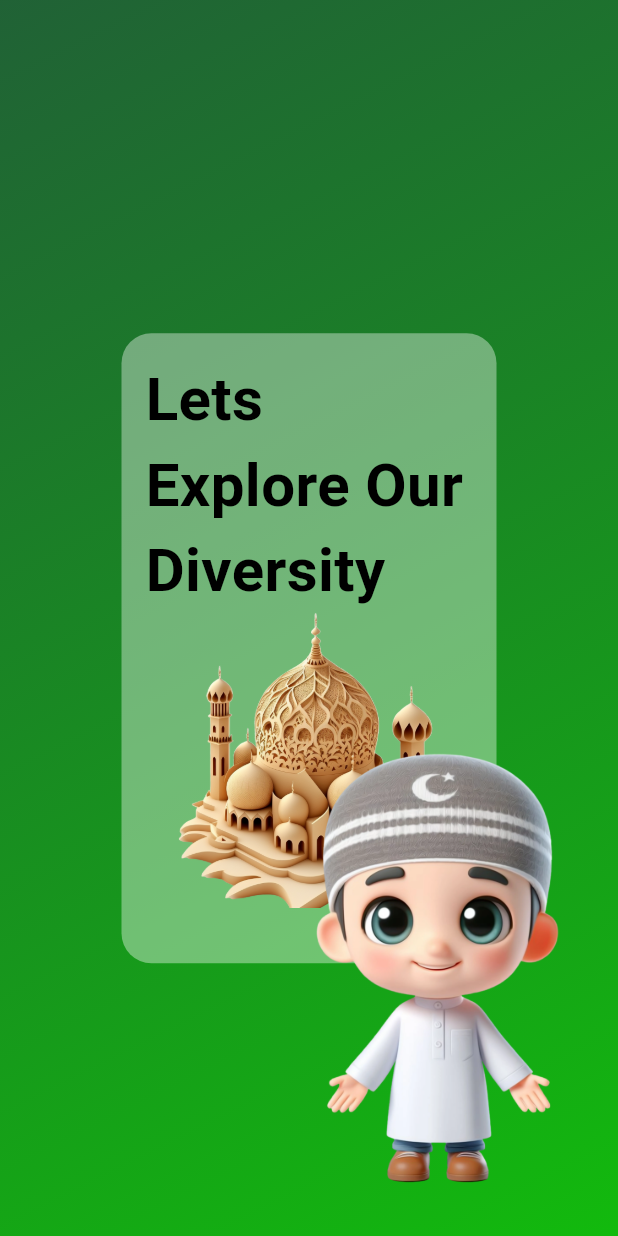
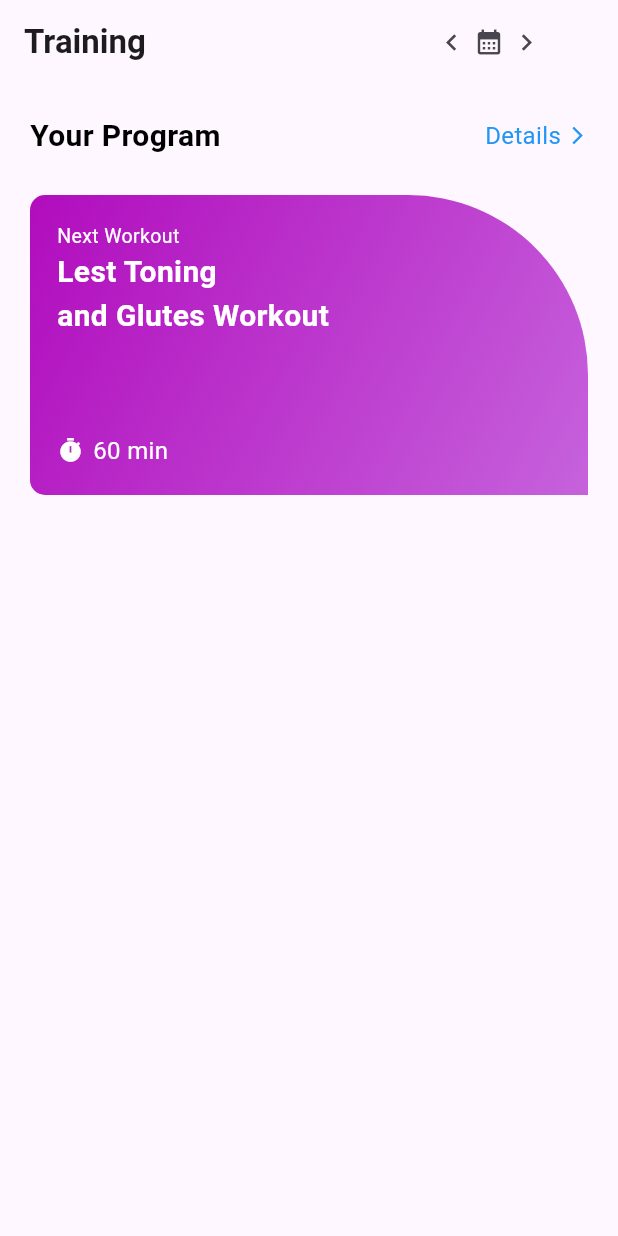
Before and after one commit to Neomap2006/TugasLayoutFlutter, a Flutter app: the screen it shows after launch, on a phone screen of 412 x 824 dp. Run offline on Flutter 3.47's test engine with Material 3 defaults, Android fonts, the phone set to English and light mode, and no system bars.

Commit message:
update tiap 15 menit

```diff
--- /dev/null
+++ b/lib/latihan/Pages/page1.dart
@@ -0,0 +1,34 @@
+import 'package:flutter/material.dart';
+import 'package:latihan_flutter/latihan/Pages/page1.dart';
+
+class Page1 extends StatelessWidget {
+  const Page1({super.key});
+
+  @override
+  Widget build(BuildContext context) {
+    return Scaffold(
+      appBar: AppBar(
+        title: Text("Halaman 1"),
+        backgroundColor: Colors.blue,
+        foregroundColor: Colors.white,
+      ),
+      body: Center(child: Text("Ini Halaman 1")),
+      floatingActionButton: FloatingActionButton(
+        onPressed: () {
+          //menggunakan route
+          Navigator.pushNamed(context, "/halaman2");
+          // Navigator.push(
+          // context,
+          // MaterialPageRoute(
+          // builder: (context) {
+          // return Page2();
+          // },
+          // ),
+          // );
+        },
+        child: Icon(Icons.arrow_forward),
+      ),
+      floatingActionButtonLocation: FloatingActionButtonLocation.centerFloat,
+    );
+  }
+}
--- /dev/null
+++ b/lib/latihan/Pages/page2.dart
@@ -0,0 +1,25 @@
+import 'package:flutter/material.dart';
+import 'package:latihan_flutter/latihan/Pages/page2.dart';
+
+class Page1 extends StatelessWidget {
+  const Page1({super.key});
+
+  @override
+  Widget build(BuildContext context) {
+    return Scaffold(
+      appBar: AppBar(
+        title: Text("Halaman 2"),
+        backgroundColor: Colors.blue,
+        foregroundColor: Colors.white,
+      ),
+      body: Center(child: Text("Ini Halaman 2")),
+      floatingActionButton: FloatingActionButton(
+        onPressed: () {
+          Navigator.pop(context);
+        },
+        child: Icon(Icons.arrow_back),
+      ),
+      floatingActionButtonLocation: FloatingActionButtonLocation.centerFloat,
+    );
+  }
+}
--- a/lib/main.dart
+++ b/lib/main.dart
@@ -1,5 +1,5 @@
+import 'package:latihan_flutter/tugas/Quiz.dart';
 import 'package:flutter/material.dart';
-import 'package:latihan_flutter/tugas/Layout_Flutter2.dart';
 
 void main(List<String> args) {
   runApp(MyApp());
@@ -10,6 +10,6 @@ class MyApp extends StatelessWidget {
 
   @override
   Widget build(BuildContext context) {
-    return MaterialApp(title: "Layout 2", home: Layout2());
+    return MaterialApp(title: "Quiz Layout", home: Layout());
   }
 }
--- a/lib/tugas/Layout_Flutter1.dart
+++ b/lib/tugas/Layout_Flutter1.dart
@@ -36,8 +36,6 @@ class layoutflutter1 extends StatelessWidget {
                 ),
               ),
               const SizedBox(height: 25),
-
-              // Row utama
               Row(
                 crossAxisAlignment: CrossAxisAlignment.start,
                 children: [
--- /dev/null
+++ b/lib/tugas/Quiz.dart
@@ -0,0 +1,127 @@
+import 'package:flutter/material.dart';
+
+class Layout extends StatelessWidget {
+  const Layout({super.key});
+
+  @override
+  Widget build(BuildContext context) {
+    return Scaffold(
+      appBar: AppBar(
+        title: const Text(
+          "Training",
+          style: TextStyle(fontWeight: FontWeight.bold),
+        ),
+        actions: [
+          Padding(
+            padding: const EdgeInsets.only(right: 50),
+            child: Row(
+              children: const [
+                Icon(Icons.chevron_left, size: 22),
+                SizedBox(width: 4),
+                Icon(Icons.calendar_month, size: 20),
+                SizedBox(width: 4),
+                Icon(Icons.chevron_right, size: 22),
+              ],
+            ),
+          ),
+        ],
+      ),
+      body: SafeArea(
+        child: Padding(
+          padding: const EdgeInsets.symmetric(horizontal: 20, vertical: 20),
+          child: Column(
+            crossAxisAlignment: CrossAxisAlignment.start,
+            children: [
+              // Bagian judul atas
+              Row(
+                mainAxisAlignment: MainAxisAlignment.spaceBetween,
+                children: [
+                  const Text(
+                    "Your Program",
+                    style: TextStyle(
+                      fontSize: 20,
+                      fontWeight: FontWeight.bold,
+                      color: Colors.black,
+                    ),
+                  ),
+                  Row(
+                    children: const [
+                      Text(
+                        "Details",
+                        style: TextStyle(fontSize: 16, color: Colors.blue),
+                      ),
+                      SizedBox(width: 4),
+                      Icon(
+                        Icons.arrow_forward_ios,
+                        size: 14,
+                        color: Colors.blue,
+                      ),
+                    ],
+                  ),
+                ],
+              ),
+              const SizedBox(height: 25),
+              // Card Gradient
+              Container(
+                height: 200,
+                width: 450,
+                padding: const EdgeInsets.all(18),
+                decoration: BoxDecoration(
+                  borderRadius: const BorderRadius.only(
+                    bottomLeft: Radius.circular(10),
+                    topLeft: Radius.circular(10),
+                    topRight: Radius.circular(120),
+                  ),
+                  gradient: const LinearGradient(
+                    colors: [
+                      Color.fromARGB(255, 177, 12, 189),
+                      Color.fromARGB(255, 198, 98, 220),
+                    ],
+                    begin: Alignment.topLeft,
+                    end: Alignment.bottomRight,
+                  ),
+                ),
+                child: Column(
+                  crossAxisAlignment: CrossAxisAlignment.start,
+                  children: [
+                    const Text(
+                      "Next Workout",
+                      style: TextStyle(color: Colors.white, fontSize: 13),
+                    ),
+                    const Text(
+                      "Lest Toning",
+                      style: TextStyle(
+                        color: Colors.white,
+                        fontSize: 20,
+                        fontWeight: FontWeight.bold,
+                      ),
+                    ),
+                    const Text(
+                      "and Glutes Workout",
+                      style: TextStyle(
+                        color: Colors.white,
+                        fontSize: 20,
+                        fontWeight: FontWeight.bold,
+                      ),
+                    ),
+                    const Spacer(),
+                    Row(
+                      children: const [
+                        Icon(Icons.timer, color: Colors.white, size: 18),
+                        SizedBox(width: 6),
+                        Text(
+                          "60 min",
+                          style: TextStyle(color: Colors.white, fontSize: 16),
+                        ),
+                      ],
+                    ),
+                  ],
+                ),
+              ),
+            ],
+          ),
+        ),
+      ),
+    );
+  }
+}
--- a/pubspec.yaml
+++ b/pubspec.yaml
@@ -61,6 +61,11 @@ flutter:
     - Gambar/1000104015.jpg
     - Gambar/001.png
     - Gambar/002.png
+    - Gambar/figure.png
+    - Gambar/figure1.png
+    - Gambar/ex3.png
+    - Gambar/ex4.png
+    - Gambar/card.jpg
 
   # An image asset can refer to one or more resolution-specific "variants", see
   # https://flutter.dev/to/resolution-aware-images
```
Also changed, not shown: Gambar/card.jpg (added), Gambar/ex3.png (added), Gambar/ex4.png (added), Gambar/figure.png (added), Gambar/figure1.png (added).
